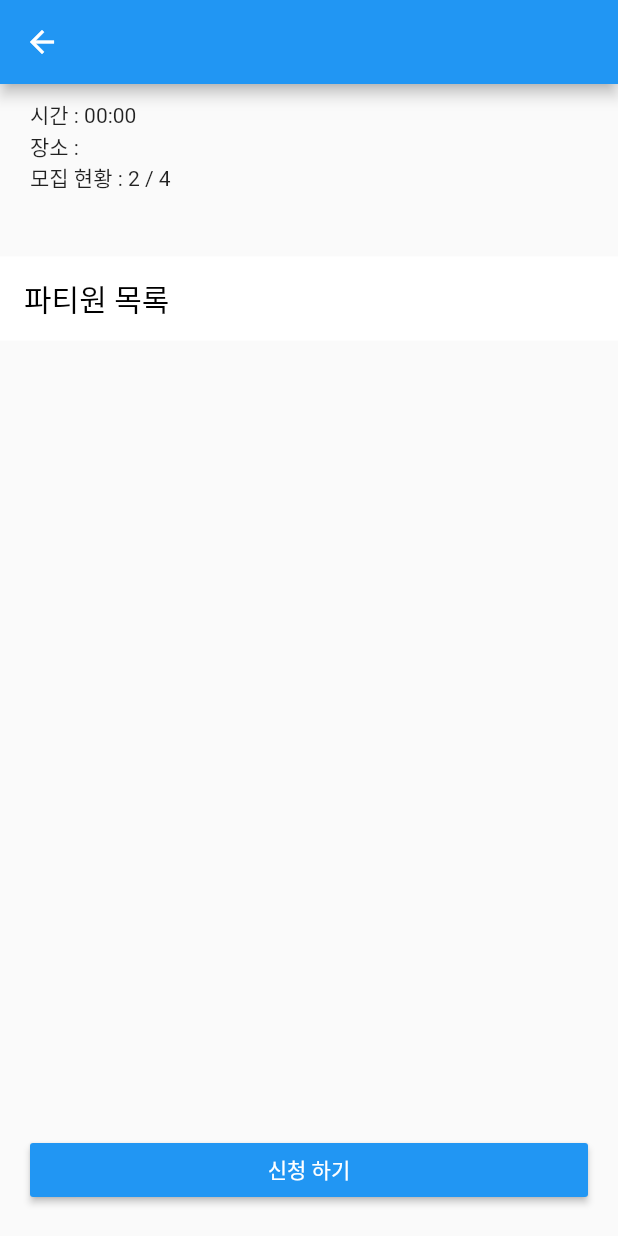
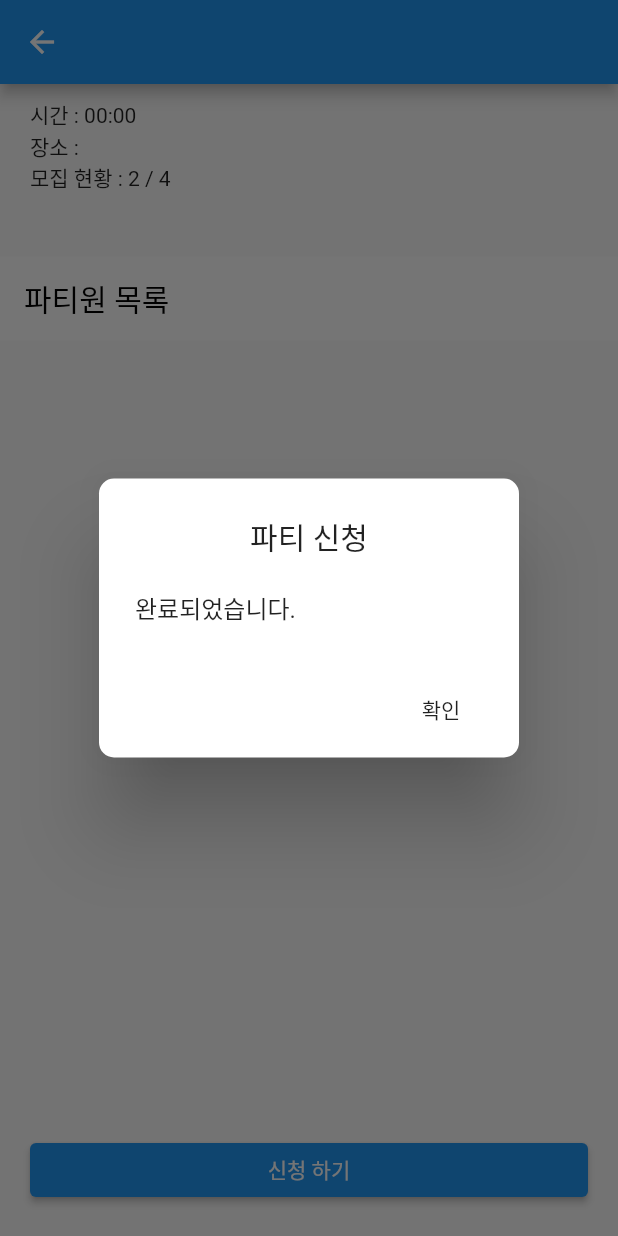
Before and after one commit to Dawon00/snack-party, a Flutter app: the PartyScreen screen opened directly with empty values, after a tap on "신청 하기", on a phone screen of 412 x 824 dp. Run offline on Flutter 3.47's test engine with Material 2 defaults, Android fonts, the phone set to English and light mode, and no system bars; our stand-ins replace cloud_firestore, firebase_auth, firebase_core, flutter_form_builder; accounts and stored records are empty; network calls fail.

Commit message:
FEAT - 파티 신청하기 기능 구현

```diff
--- a/lib/model/party.dart
+++ b/lib/model/party.dart
@@ -5,7 +5,7 @@ class Party {
   //final DateTime datetime;
   final String place;
   final String info;
-  //final String uid;
+  final String uid;
   final List partymember;
 
   Party({
@@ -13,7 +13,7 @@ class Party {
     //required this.datetime,
     required this.place,
     required this.info,
-    //required this.uid,
+    required this.uid,
     required this.partymember,
   });
 
@@ -23,7 +23,7 @@ class Party {
         //datetime = DateTime.parse(map['datetime']),
         place = map['place'],
         info = map['info'],
-        //uid = map['uid'],
+        uid = map['uid'],
         partymember = map['partymember'];
 
   static Party fromSnap(DocumentSnapshot snap) {
@@ -33,6 +33,7 @@ class Party {
       partytitle: snapshot["partytitle"],
       place: snapshot["place"],
       info: snapshot["info"],
+      uid: snapshot['uid'],
       partymember: snapshot["partymember"],
     );
   }
@@ -41,6 +42,7 @@ class Party {
       partytitle: json['partytitle'],
       place: json['place'],
       info: json['age'],
+      uid: json['uid'],
       partymember: json['partymember']);
 
   Map<String, dynamic> toJson() => {
@@ -48,7 +50,7 @@ class Party {
         //"datetime": datetime,
         "place": place,
         "info": info,
-        //"uid": uid,
+        "uid": uid,
         "partymember": partymember,
       };
 
--- a/lib/screen/add_party_screen.dart
+++ b/lib/screen/add_party_screen.dart
@@ -94,6 +94,7 @@ class _AddPartyScreenState extends State<AddPartyScreen> {
                             partytitle: controllerPartyTitle.text,
                             place: controllerPlace.text,
                             info: controllerInfo.text,
+                            uid: UniqueKey().toString(),
                             partymember: [],
                           );
                           createParty(party);
--- a/lib/screen/home_screen.dart
+++ b/lib/screen/home_screen.dart
@@ -1,3 +1,4 @@
+import 'package:firebase_auth/firebase_auth.dart';
 import 'package:flutter/cupertino.dart';
 import 'package:flutter/material.dart';
 import 'package:snackparty/screen/add_party_screen.dart';
@@ -67,8 +68,7 @@ class _HomeScreenState extends State<HomeScreen> {
                     context,
                     CupertinoPageRoute(
                         builder: (context) => PartyScreen(
-                              party: Party.fromMap(docs[index].data()),
-                            )),
+                            party: Party.fromMap(docs[index].data()))),
                   );
                 },
               );
--- a/lib/screen/party_screen.dart
+++ b/lib/screen/party_screen.dart
@@ -1,5 +1,9 @@
+import 'package:cloud_firestore/cloud_firestore.dart';
+import 'package:firebase_auth/firebase_auth.dart';
 import 'package:flutter/material.dart';
 import 'package:snackparty/model/party.dart';
+import 'package:snackparty/model/user.dart';
+import 'package:snackparty/screen/home_screen.dart';
 
 class PartyScreen extends StatefulWidget {
   final Party party;
@@ -59,11 +63,48 @@ class _PartyScreenState extends State<PartyScreen> {
       ),
       bottomNavigationBar: Padding(
         padding: EdgeInsets.all(20),
-        child: RaisedButton(
-          onPressed: () {},
-          color: Colors.blue,
-          textColor: Colors.white,
+        child: ElevatedButton(
           child: Text('신청 하기'),
+          onPressed: () {
+            CollectionReference user = firestore.collection('users');
+            user.doc(FirebaseAuth.instance.currentUser!.uid).update({
+              'parties': FieldValue.arrayUnion([widget.party.uid])
+            });
+            showDialog(
+                barrierDismissible: false,
+                context: context,
+                builder: (BuildContext context) {
+                  return AlertDialog(
+                    shape: RoundedRectangleBorder(
+                        borderRadius: BorderRadius.circular(10.0)),
+                    //Dialog Main Title
+                    title: Column(
+                      children: <Widget>[
+                        new Text("파티 신청"),
+                      ],
+                    ),
+                    //
+                    content: Column(
+                      mainAxisSize: MainAxisSize.min,
+                      crossAxisAlignment: CrossAxisAlignment.start,
+                      children: <Widget>[
+                        Text(
+                          "완료되었습니다.",
+                        ),
+                      ],
+                    ),
+                    actions: <Widget>[
+                      new FlatButton(
+                        child: new Text("확인"),
+                        onPressed: () {
+                          Navigator.pop(context);
+                          Navigator.pop(context);
+                        },
+                      ),
+                    ],
+                  );
+                });
+          },
         ),
       ),
     );
```
